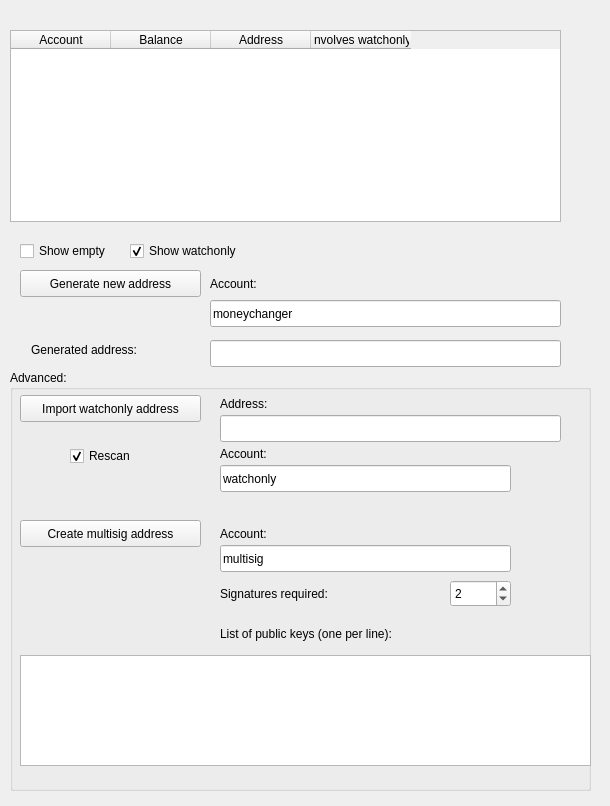
First picture: the form in src/gui/widgets/btcreceivedlg.ui, repository Open-Transactions/Moneychanger, before the edit.
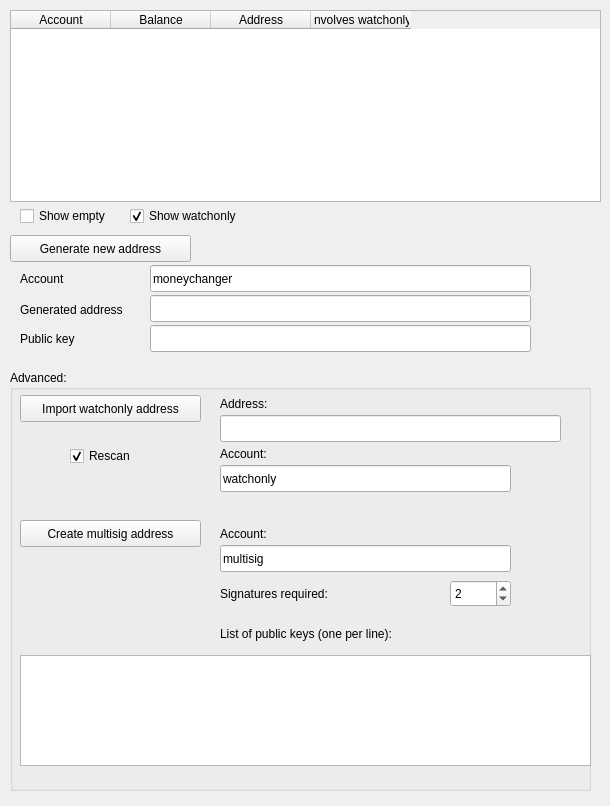
Second picture: the form after the edit.

Patch:
```diff
--- a/src/gui/widgets/btcreceivedlg.ui
+++ b/src/gui/widgets/btcreceivedlg.ui
@@ -17,8 +17,8 @@
    <property name="geometry">
     <rect>
      <x>10</x>
-     <y>30</y>
-     <width>551</width>
+     <y>10</y>
+     <width>591</width>
      <height>192</height>
     </rect>
    </property>
@@ -46,8 +46,8 @@
   <widget class="QPushButton" name="buttonNewAddress">
    <property name="geometry">
     <rect>
-     <x>20</x>
-     <y>270</y>
+     <x>10</x>
+     <y>235</y>
      <width>181</width>
      <height>27</height>
     </rect>
@@ -60,7 +60,7 @@
    <property name="geometry">
     <rect>
      <x>20</x>
-     <y>240</y>
+     <y>205</y>
      <width>111</width>
      <height>22</height>
     </rect>
@@ -73,7 +73,7 @@
    <property name="geometry">
     <rect>
      <x>130</x>
-     <y>240</y>
+     <y>205</y>
      <width>131</width>
      <height>22</height>
     </rect>
@@ -276,22 +276,22 @@
   <widget class="QLabel" name="label_3">
    <property name="geometry">
     <rect>
-     <x>210</x>
-     <y>275</y>
+     <x>20</x>
+     <y>270</y>
      <width>62</width>
      <height>17</height>
     </rect>
    </property>
    <property name="text">
-    <string>Account:</string>
+    <string>Account</string>
    </property>
   </widget>
   <widget class="QLineEdit" name="editAccount">
    <property name="geometry">
     <rect>
-     <x>210</x>
-     <y>300</y>
-     <width>351</width>
+     <x>150</x>
+     <y>265</y>
+     <width>381</width>
      <height>27</height>
     </rect>
    </property>
@@ -302,22 +302,22 @@
   <widget class="QLabel" name="label_7">
    <property name="geometry">
     <rect>
-     <x>31</x>
-     <y>340</y>
+     <x>20</x>
+     <y>300</y>
      <width>131</width>
      <height>20</height>
     </rect>
    </property>
    <property name="text">
-    <string>Generated address:</string>
+    <string>Generated address</string>
    </property>
   </widget>
   <widget class="QLineEdit" name="editNewAddress">
    <property name="geometry">
     <rect>
-     <x>210</x>
-     <y>340</y>
-     <width>351</width>
+     <x>150</x>
+     <y>295</y>
+     <width>381</width>
      <height>27</height>
     </rect>
    </property>
@@ -325,6 +325,29 @@
     <bool>true</bool>
    </property>
   </widget>
+  <widget class="QLabel" name="label_8">
+   <property name="geometry">
+    <rect>
+     <x>20</x>
+     <y>330</y>
+     <width>71</width>
+     <height>17</height>
+    </rect>
+   </property>
+   <property name="text">
+    <string>Public key</string>
+   </property>
+  </widget>
+  <widget class="QLineEdit" name="editPubKey">
+   <property name="geometry">
+    <rect>
+     <x>150</x>
+     <y>325</y>
+     <width>381</width>
+     <height>27</height>
+    </rect>
+   </property>
+  </widget>
   <zorder>checkShowEmpty</zorder>
   <zorder>checkShowWatchonly</zorder>
   <zorder>groupBox</zorder>
```
Left out of the diff: 2 changed lines with no effect on the pictures.
